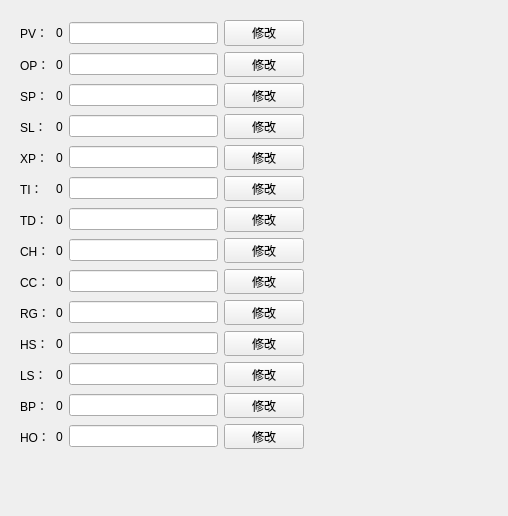
Old version of the form AL808_DRV/AL808/form.ui in the repository Aimiaomiao1314/temControl.
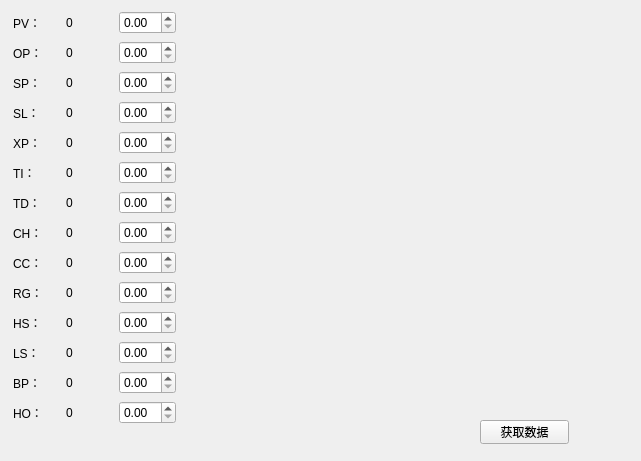
New version of the form.

Patch:
```diff
--- a/AL808_DRV/AL808/form.ui
+++ b/AL808_DRV/AL808/form.ui
@@ -6,19 +6,32 @@
    <rect>
     <x>0</x>
     <y>0</y>
-    <width>508</width>
-    <height>516</height>
+    <width>641</width>
+    <height>461</height>
    </rect>
   </property>
   <property name="windowTitle">
    <string>Form</string>
   </property>
+  <widget class="QPushButton" name="pushButton_GetData">
+   <property name="geometry">
+    <rect>
+     <x>480</x>
+     <y>420</y>
+     <width>89</width>
+     <height>24</height>
+    </rect>
+   </property>
+   <property name="text">
+    <string>获取数据</string>
+   </property>
+  </widget>
   <widget class="QWidget" name="">
    <property name="geometry">
     <rect>
-     <x>20</x>
-     <y>20</y>
-     <width>284</width>
+     <x>13</x>
+     <y>10</y>
+     <width>163</width>
      <height>429</height>
     </rect>
    </property>
@@ -32,20 +45,19 @@
     </item>
     <item row="0" column="1">
      <widget class="QLabel" name="label_PV_Value">
+      <property name="minimumSize">
+       <size>
+        <width>40</width>
+        <height>0</height>
+       </size>
+      </property>
       <property name="text">
        <string>0</string>
       </property>
      </widget>
     </item>
     <item row="0" column="2">
-     <widget class="QLineEdit" name="lineEdit_PV"/>
-    </item>
-    <item row="0" column="3">
-     <widget class="QPushButton" name="pushButton_PV">
-      <property name="text">
-       <string>修改</string>
-      </property>
-     </widget>
+     <widget class="QDoubleSpinBox" name="doubleSpinBox_PV"/>
     </item>
     <item row="1" column="0">
      <widget class="QLabel" name="label_OP">
@@ -56,20 +68,19 @@
     </item>
     <item row="1" column="1">
      <widget class="QLabel" name="label_OP_Value">
+      <property name="minimumSize">
+       <size>
+        <width>40</width>
+        <height>0</height>
+       </size>
+      </property>
       <property name="text">
        <string>0</string>
       </property>
      </widget>
     </item>
     <item row="1" column="2">
-     <widget class="QLineEdit" name="lineEdit_OP"/>
-    </item>
-    <item row="1" column="3">
-     <widget class="QPushButton" name="pushButton_OP">
-      <property name="text">
-       <string>修改</string>
-      </property>
-     </widget>
+     <widget class="QDoubleSpinBox" name="doubleSpinBox_OP"/>
     </item>
     <item row="2" column="0">
      <widget class="QLabel" name="label_SP">
@@ -80,20 +91,19 @@
     </item>
     <item row="2" column="1">
      <widget class="QLabel" name="label_SP_Value">
+      <property name="minimumSize">
+       <size>
+        <width>40</width>
+        <height>0</height>
+       </size>
+      </property>
       <property name="text">
        <string>0</string>
       </property>
      </widget>
     </item>
     <item row="2" column="2">
-     <widget class="QLineEdit" name="lineEdit_SP"/>
-    </item>
-    <item row="2" column="3">
-     <widget class="QPushButton" name="pushButton_SP">
-      <property name="text">
-       <string>修改</string>
-      </property>
-     </widget>
+     <widget class="QDoubleSpinBox" name="doubleSpinBox_SP"/>
     </item>
     <item row="3" column="0">
      <widget class="QLabel" name="label_SL">
@@ -104,20 +114,19 @@
     </item>
     <item row="3" column="1">
      <widget class="QLabel" name="label_SL_Value">
+      <property name="minimumSize">
+       <size>
+        <width>40</width>
+        <height>0</height>
+       </size>
+      </property>
       <property name="text">
        <string>0</string>
       </property>
      </widget>
     </item>
     <item row="3" column="2">
-     <widget class="QLineEdit" name="lineEdit_SL"/>
-    </item>
-    <item row="3" column="3">
-     <widget class="QPushButton" name="pushButton_SL">
-      <property name="text">
-       <string>修改</string>
-      </property>
-     </widget>
+     <widget class="QDoubleSpinBox" name="doubleSpinBox_SL"/>
     </item>
     <item row="4" column="0">
      <widget class="QLabel" name="label_XP">
@@ -128,20 +137,19 @@
     </item>
     <item row="4" column="1">
      <widget class="QLabel" name="label_XP_Value">
+      <property name="minimumSize">
+       <size>
+        <width>40</width>
+        <height>0</height>
+       </size>
+      </property>
       <property name="text">
        <string>0</string>
       </property>
      </widget>
     </item>
     <item row="4" column="2">
-     <widget class="QLineEdit" name="lineEdit_XP"/>
-    </item>
-    <item row="4" column="3">
-     <widget class="QPushButton" name="pushButton_XP">
-      <property name="text">
-       <string>修改</string>
-      </property>
-     </widget>
+     <widget class="QDoubleSpinBox" name="doubleSpinBox_XP"/>
     </item>
     <item row="5" column="0">
      <widget class="QLabel" name="label_TI">
@@ -152,20 +160,19 @@
     </item>
     <item row="5" column="1">
      <widget class="QLabel" name="label_TI_Value">
+      <property name="minimumSize">
+       <size>
+        <width>40</width>
+        <height>0</height>
+       </size>
+      </property>
       <property name="text">
        <string>0</string>
       </property>
      </widget>
     </item>
     <item row="5" column="2">
-     <widget class="QLineEdit" name="lineEdit_TI"/>
-    </item>
-    <item row="5" column="3">
-     <widget class="QPushButton" name="pushButton_TI">
-      <property name="text">
-       <string>修改</string>
-      </property>
-     </widget>
+     <widget class="QDoubleSpinBox" name="doubleSpinBox_TI"/>
     </item>
     <item row="6" column="0">
      <widget class="QLabel" name="label_TD">
@@ -176,20 +183,19 @@
     </item>
     <item row="6" column="1">
      <widget class="QLabel" name="label_TD_Value">
+      <property name="minimumSize">
+       <size>
+        <width>40</width>
+        <height>0</height>
+       </size>
+      </property>
       <property name="text">
        <string>0</string>
       </property>
      </widget>
     </item>
     <item row="6" column="2">
-     <widget class="QLineEdit" name="lineEdit_TD"/>
-    </item>
-    <item row="6" column="3">
-     <widget class="QPushButton" name="pushButton_TD">
-      <property name="text">
-       <string>修改</string>
-      </property>
-     </widget>
+     <widget class="QDoubleSpinBox" name="doubleSpinBox_TD"/>
     </item>
     <item row="7" column="0">
      <widget class="QLabel" name="label_CH">
@@ -200,20 +206,19 @@
     </item>
     <item row="7" column="1">
      <widget class="QLabel" name="label_CH_Value">
+      <property name="minimumSize">
+       <size>
+        <width>40</width>
+        <height>0</height>
+       </size>
+      </property>
       <property name="text">
        <string>0</string>
       </property>
      </widget>
     </item>
     <item row="7" column="2">
-     <widget class="QLineEdit" name="lineEdit_CH"/>
-    </item>
-    <item row="7" column="3">
-     <widget class="QPushButton" name="pushButton_CH">
-      <property name="text">
-       <string>修改</string>
-      </property>
-     </widget>
+     <widget class="QDoubleSpinBox" name="doubleSpinBox_CH"/>
     </item>
     <item row="8" column="0">
      <widget class="QLabel" name="label_CC">
@@ -224,20 +229,19 @@
     </item>
     <item row="8" column="1">
      <widget class="QLabel" name="label_CC_Value">
+      <property name="minimumSize">
+       <size>
+        <width>40</width>
+        <height>0</height>
+       </size>
+      </property>
       <property name="text">
        <string>0</string>
       </property>
      </widget>
     </item>
     <item row="8" column="2">
-     <widget class="QLineEdit" name="lineEdit_CC"/>
-    </item>
-    <item row="8" column="3">
-     <widget class="QPushButton" name="pushButton_CC">
-      <property name="text">
-       <string>修改</string>
-      </property>
-     </widget>
+     <widget class="QDoubleSpinBox" name="doubleSpinBox_CC"/>
     </item>
     <item row="9" column="0">
      <widget class="QLabel" name="label_RG">
@@ -248,20 +252,19 @@
     </item>
     <item row="9" column="1">
      <widget class="QLabel" name="label_RG_Value">
+      <property name="minimumSize">
+       <size>
+        <width>40</width>
+        <height>0</height>
+       </size>
+      </property>
       <property name="text">
        <string>0</string>
       </property>
      </widget>
     </item>
     <item row="9" column="2">
-     <widget class="QLineEdit" name="lineEdit_RG"/>
-    </item>
-    <item row="9" column="3">
-     <widget class="QPushButton" name="pushButton_RG">
-      <property name="text">
-       <string>修改</string>
-      </property>
-     </widget>
+     <widget class="QDoubleSpinBox" name="doubleSpinBox_RG"/>
     </item>
     <item row="10" column="0">
      <widget class="QLabel" name="label_HS">
@@ -272,20 +275,19 @@
     </item>
     <item row="10" column="1">
      <widget class="QLabel" name="label_HS_Value">
+      <property name="minimumSize">
+       <size>
+        <width>40</width>
+        <height>0</height>
+       </size>
+      </property>
       <property name="text">
        <string>0</string>
       </property>
      </widget>
     </item>
     <item row="10" column="2">
-     <widget class="QLineEdit" name="lineEdit_HS"/>
-    </item>
-    <item row="10" column="3">
-     <widget class="QPushButton" name="pushButton_HS">
-      <property name="text">
-       <string>修改</string>
-      </property>
-     </widget>
+     <widget class="QDoubleSpinBox" name="doubleSpinBox_HS"/>
     </item>
     <item row="11" column="0">
      <widget class="QLabel" name="label_LS">
@@ -296,20 +298,19 @@
     </item>
     <item row="11" column="1">
      <widget class="QLabel" name="label_LS_Value">
+      <property name="minimumSize">
+       <size>
+        <width>40</width>
+        <height>0</height>
+       </size>
+      </property>
       <property name="text">
        <string>0</string>
       </property>
      </widget>
     </item>
     <item row="11" column="2">
-     <widget class="QLineEdit" name="lineEdit_LS"/>
-    </item>
-    <item row="11" column="3">
-     <widget class="QPushButton" name="pushButton_LS">
-      <property name="text">
-       <string>修改</string>
-      </property>
-     </widget>
+     <widget class="QDoubleSpinBox" name="doubleSpinBox_LS"/>
     </item>
     <item row="12" column="0">
      <widget class="QLabel" name="label_BP">
@@ -320,20 +321,19 @@
     </item>
     <item row="12" column="1">
      <widget class="QLabel" name="label_BP_Value">
+      <property name="minimumSize">
+       <size>
+        <width>40</width>
+        <height>0</height>
+       </size>
+      </property>
       <property name="text">
        <string>0</string>
       </property>
      </widget>
     </item>
     <item row="12" column="2">
-     <widget class="QLineEdit" name="lineEdit_BP"/>
-    </item>
-    <item row="12" column="3">
-     <widget class="QPushButton" name="pushButton_BP">
-      <property name="text">
-       <string>修改</string>
-      </property>
-     </widget>
+     <widget class="QDoubleSpinBox" name="doubleSpinBox_BP"/>
     </item>
     <item row="13" column="0">
      <widget class="QLabel" name="label_HO">
@@ -344,20 +344,19 @@
     </item>
     <item row="13" column="1">
      <widget class="QLabel" name="label_HO_Value">
+      <property name="minimumSize">
+       <size>
+        <width>40</width>
+        <height>0</height>
+       </size>
+      </property>
       <property name="text">
        <string>0</string>
       </property>
      </widget>
     </item>
     <item row="13" column="2">
-     <widget class="QLineEdit" name="lineEdit_HO"/>
-    </item>
-    <item row="13" column="3">
-     <widget class="QPushButton" name="pushButton_HO">
-      <property name="text">
-       <string>修改</string>
-      </property>
-     </widget>
+     <widget class="QDoubleSpinBox" name="doubleSpinBox_HO"/>
     </item>
    </layout>
   </widget>
```
